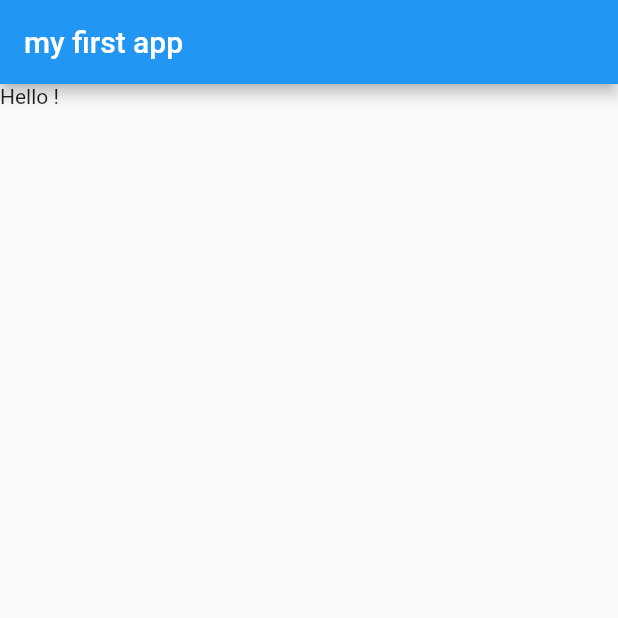
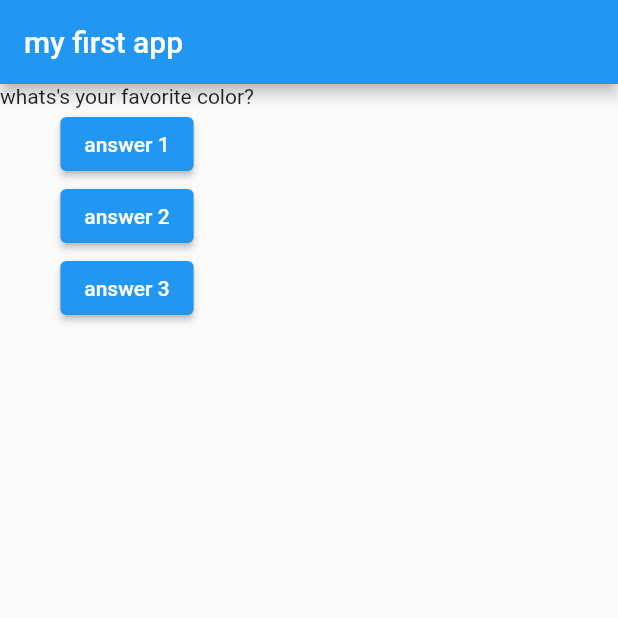
Before and after one commit to jaysonruz/first_flutter_app, a Flutter app: the screen it shows after launch, on a phone screen of 412 x 824 dp, the top half of it. Run offline on Flutter 3.47's test engine with Material 2 defaults, Android fonts, the phone set to English and light mode, and no system bars.

```diff
--- a/lib/main.dart
+++ b/lib/main.dart
@@ -6,15 +6,56 @@ void main() {
 
 //
 
-class MyApp extends StatelessWidget {
+class MyApp extends StatefulWidget {
+  @override
+  State<StatefulWidget> createState() {
+    return MyAppstate();
+  }
+}
+
+class MyAppstate extends State<MyApp> {
+  var questionIndex = 0;
+
+  void answerquestion() {
+    setState(() {
+      questionIndex += 1;
+    });
+    print('answer chosen!');
+    print(questionIndex);
+  }
+
   @override
   Widget build(BuildContext context) {
+    List question = [
+      'whats\'s your favorite color?',
+      'what\'s your favorite animal'
+    ];
+
     return MaterialApp(
         home: Scaffold(
       appBar: AppBar(
         title: Text("my first app"),
       ),
-      body: Text("Hello !"),
+      body: Column(
+        children: [
+          Text(question[questionIndex]),
+          ElevatedButton(
+            child: Text('answer 1'),
+            onPressed: () {
+              //anonymous function
+              answerquestion();
+            },
+          ),
+          ElevatedButton(
+            child: Text('answer 2'),
+            onPressed: answerquestion,
+          ),
+          ElevatedButton(
+            child: Text('answer 3'),
+            onPressed: answerquestion,
+          ),
+        ],
+      ),
     ));
   }
 }
```
